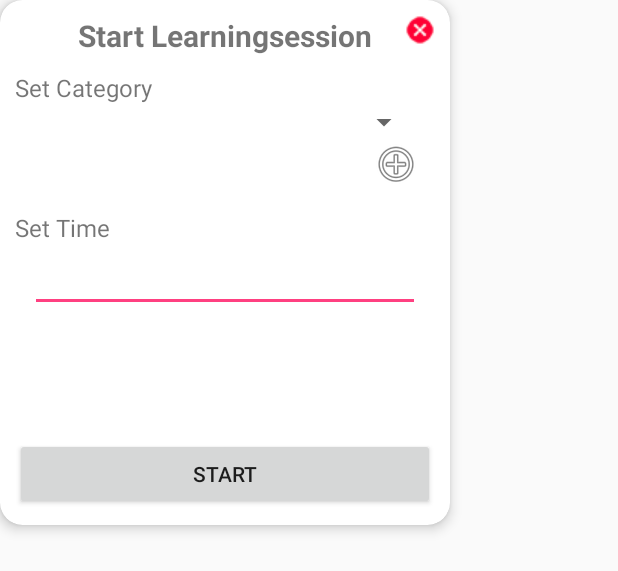
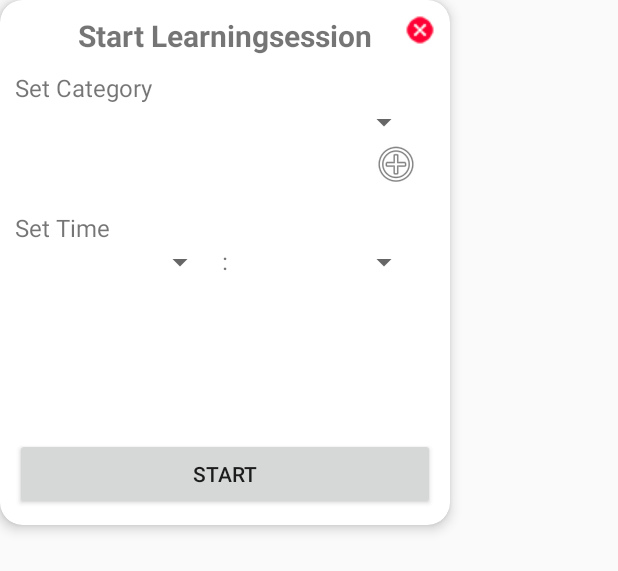
Before and after one commit to Cleavn/Memorize, an Android app: the layout dialog_learningsession.xml on its own in the app's theme, with its tools: preview values and no code run, on a phone screen of 412 x 824 dp. Shown: the top 571 px of the screen. Run offline under Robolectric (Android 15) with nearby library versions, the phone set to English and light mode, and no system bars.

Commit message:
MemoQ: Surface

```diff
--- a/app/src/main/java/cleavn/memorize/AdapterAndListener/CardAdapter.java
+++ b/app/src/main/java/cleavn/memorize/Utils/CardAdapter.java
@@ -1,4 +1,4 @@
-package cleavn.memorize.AdapterAndListener;
+package cleavn.memorize.Utils;
 
 import android.content.Context;
 import android.support.annotation.NonNull;
--- a/app/src/main/java/cleavn/memorize/AdapterAndListener/CategoryAdapter.java
+++ b/app/src/main/java/cleavn/memorize/Utils/CategoryAdapter.java
@@ -1,4 +1,4 @@
-package cleavn.memorize.AdapterAndListener;
+package cleavn.memorize.Utils;
 
 import android.content.Context;
 import android.support.annotation.NonNull;
--- a/app/src/main/java/cleavn/memorize/AdapterAndListener/MyDbAdapter.java
+++ b/app/src/main/java/cleavn/memorize/Utils/MyDbAdapter.java
@@ -1,4 +1,4 @@
-package cleavn.memorize.AdapterAndListener;
+package cleavn.memorize.Utils;
 
 import android.content.ContentValues;
 import android.content.Context;
--- a/app/src/main/res/layout/dialog_learningsession.xml
+++ b/app/src/main/res/layout/dialog_learningsession.xml
@@ -81,14 +81,38 @@
                 android:textSize="16sp"
                 android:text="Set Time" />
 
-            <EditText
-                android:id="@+id/lsDialog_setTimeEditText"
+            <RelativeLayout
                 android:layout_width="match_parent"
                 android:layout_height="wrap_content"
-                android:layout_below="@+id/lsDialog_setTimeHeader"
-                android:layout_marginStart="10dp"
-                android:layout_marginEnd="10dp"
-                android:inputType="time" />
+                android:layout_below="@+id/lsDialog_setTimeHeader" >
+                <Spinner
+                    android:id="@+id/lsDialog_setTimeHour"
+                    android:layout_width="match_parent"
+                    android:layout_height="wrap_content"
+                    android:layout_marginStart="10dp"
+                    android:layout_alignParentStart="true"
+                    android:layout_toStartOf="@+id/divider"
+                    android:inputType="time" />
+
+                <TextView
+                    android:id="@+id/divider"
+                    android:layout_width="wrap_content"
+                    android:layout_height="wrap_content"
+                    android:layout_centerHorizontal="true"
+                    android:text=" : "
+                    android:textSize="16sp" />
+
+                <Spinner
+                    android:id="@+id/lsDialog_setTimeMinute"
+                    android:layout_width="match_parent"
+                    android:layout_height="wrap_content"
+                    android:layout_marginEnd="10dp"
+                    android:layout_alignParentEnd="true"
+                    android:layout_toEndOf="@+id/divider"
+                    android:inputType="time" />
+            </RelativeLayout>
+
+
 
         </RelativeLayout>
 
```
Also changed, not shown: app/src/main/java/cleavn/memorize/ActivitiesAndFragments/LearningsessionActivity.java (+64 -12 lines), app/src/main/java/cleavn/memorize/ActivitiesAndFragments/MainActivity.java (+24 -11 lines), app/src/main/java/cleavn/memorize/ActivitiesAndFragments/ToonActivity.java (+11 -12 lines), app/src/main/java/cleavn/memorize/Utils/MyGestureListener.java (renamed from app/src/main/java/cleavn/memorize/AdapterAndListener/MyGestureListener.java, +16 -2 lines).
